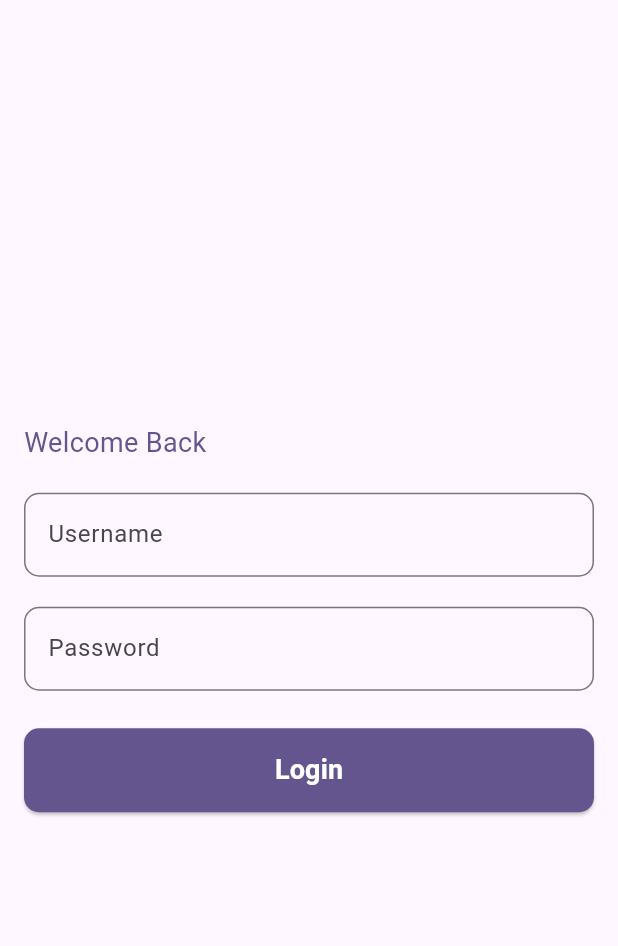
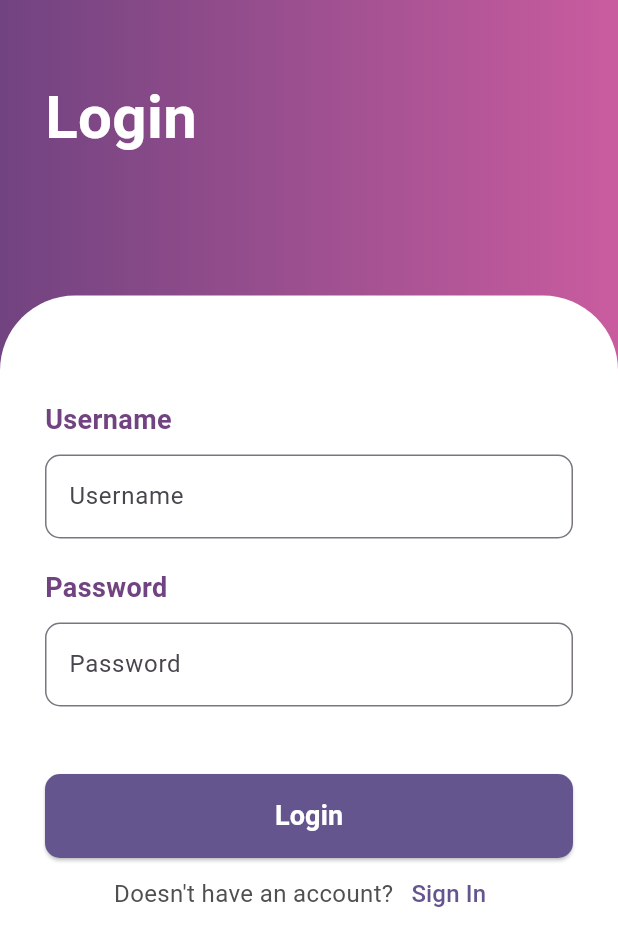
Before and after one commit to SataponNAM/cs_app, a Flutter app: the LoginPage screen opened directly, on a phone screen of 412 x 824 dp. Shown: the top 946 px of the screen. Run offline on Flutter 3.47's test engine with Material 3 defaults, Android fonts, the light colour scheme and no system bars; our stand-ins replace bloc, equatable, flutter_bloc, iconly, webview_flutter.

Commit message:
Auth Page
Update UI login Page.
Add sign up page.

```diff
--- a/flutter_app/lib/main.dart
+++ b/flutter_app/lib/main.dart
@@ -1,7 +1,7 @@
 import 'package:flutter/material.dart';
 import 'package:flutter_app/logic/bottom_nav_cubit.dart';
 import 'package:flutter_app/logic/drawer/drawer_bloc.dart';
-import 'package:flutter_app/pages/login/login_page.dart';
+import 'package:flutter_app/pages/auth_page/login_page.dart';
 import 'package:flutter_app/widgets/main_wrapper.dart';
 import 'package:flutter_bloc/flutter_bloc.dart';
 
@@ -32,7 +32,7 @@ class MyApp extends StatelessWidget {
         colorScheme: ColorScheme.fromSeed(seedColor: Colors.deepPurple),
         useMaterial3: true,
       ),
-      home: MainWrapper(),
+      home: LoginPage()//MainWrapper(),
     );
   }
 }
--- /dev/null
+++ b/flutter_app/lib/pages/auth_page/login_page.dart
@@ -0,0 +1,181 @@
+import 'package:flutter/material.dart';
+import 'package:flutter_app/pages/auth_page/sign_up_page.dart';
+
+class LoginPage extends StatefulWidget {
+  const LoginPage({super.key});
+
+  @override
+  State<LoginPage> createState() => _LoginPageState();
+}
+
+class _LoginPageState extends State<LoginPage> {
+  final _formKey = GlobalKey<FormState>();
+  final TextEditingController _usernameController = TextEditingController();
+  final TextEditingController _passwordController = TextEditingController();
+
+  @override
+  Widget build(BuildContext context) {
+    return Scaffold(
+      body: Container(
+        padding: EdgeInsets.only(top: 50),
+        decoration: const BoxDecoration(
+          gradient: LinearGradient(
+            colors: [Color.fromARGB(255, 113, 67, 128), Color.fromARGB(255, 201, 92, 159)],
+            begin: Alignment.topLeft,
+            end: Alignment.topRight,
+          ),
+        ),
+
+        child: Column(
+          crossAxisAlignment: CrossAxisAlignment.start,
+          children: [
+            const Padding(
+              padding: EdgeInsets.only(left: 30),
+              child: Text(
+                'Login',
+                style: TextStyle(
+                  fontSize: 40,
+                  color: Colors.white,
+                  fontWeight: FontWeight.bold,
+                ),
+              ),
+            ),
+
+            // Form
+            const SizedBox(height: 90),
+            Expanded(
+              child: Container(
+                padding: EdgeInsets.only(top: 70, left: 30, right: 30),
+                width: MediaQuery.of(context).size.width,
+                height: MediaQuery.of(context).size.height,
+                decoration: const BoxDecoration(
+                  color: Colors.white,
+                  borderRadius: BorderRadius.only(
+                    topLeft: Radius.circular(50),
+                    topRight: Radius.circular(50),
+                  ),
+                ),
+
+                child: Form(
+                  key: _formKey,
+                  child: Column(
+                    mainAxisAlignment: MainAxisAlignment.start,
+                    crossAxisAlignment: CrossAxisAlignment.stretch,
+                    children: <Widget>[
+                      // Username
+                      const Text(
+                        'Username',
+                        style: TextStyle(
+                          fontSize: 18,
+                          color: Color.fromARGB(255, 113, 67, 128),
+                          fontWeight: FontWeight.bold,
+                        ),
+                      ),
+                      const SizedBox(height: 10),
+                      TextFormField(
+                        controller: _usernameController,
+                        decoration: InputDecoration(
+                          labelText: 'Username',
+                          hintText: 'Enter your username',
+                          border: OutlineInputBorder(
+                              borderRadius: BorderRadius.circular(10)),
+                        ),
+                        validator: (value) {
+                          if (value == null || value.isEmpty) {
+                            return 'Please enter your username';
+                          }
+                          return null;
+                        },
+                      ),
+
+                      const SizedBox(height: 20),
+                      // Password
+                      const Text(
+                        'Password',
+                        style: TextStyle(
+                          fontSize: 18,
+                          color: Color.fromARGB(255, 113, 67, 128),
+                          fontWeight: FontWeight.bold,
+                        ),
+                      ),
+                      const SizedBox(height: 10),
+                      TextFormField(
+                        controller: _passwordController,
+                        decoration: InputDecoration(
+                          labelText: 'Password',
+                          hintText: 'Enter your password',
+                          border: OutlineInputBorder(
+                              borderRadius: BorderRadius.circular(10)),
+                        ),
+                        obscureText: true,
+                        validator: (value) {
+                          if (value == null || value.isEmpty) {
+                            return 'Please enter your password';
+                          }
+                          return null;
+                        },
+                      ),
+
+                      const SizedBox(height: 45),
+                      // Login button
+                      ElevatedButton(
+                        onPressed: () {
+                          if (_formKey.currentState!.validate()) {
+                            // Process login
+                            ScaffoldMessenger.of(context).showSnackBar(
+                              SnackBar(content: Text('Processing Login')),
+                            );
+                          }
+                        },
+                        style: ElevatedButton.styleFrom(
+                          padding: EdgeInsets.all(15),
+                          shape: RoundedRectangleBorder(
+                            borderRadius: BorderRadius.circular(10),
+                          ),
+                          backgroundColor: Color(0xFF65558F),
+                        ),
+                        child: const Text(
+                          'Login',
+                          style: TextStyle(
+                              fontSize: 18,
+                              color: Colors.white,
+                              fontWeight: FontWeight.bold),
+                        ),
+                      ),
+
+                      Row(
+                        mainAxisAlignment: MainAxisAlignment.center,
+                        children: [
+                          const Text(
+                            'Doesn\'t have an account?',
+                            style: TextStyle(
+                              fontSize: 16,
+                              color: Color.fromARGB(255, 80, 80, 80),
+                            ),
+                          ),
+                          TextButton(
+                            onPressed: () {
+                              Navigator.push(
+                                  context,
+                                  MaterialPageRoute(
+                                      builder: (context) => SignUpPage()));
+                            },
+                            child: const Text('Sign In',
+                                style: TextStyle(
+                                  fontSize: 16,
+                                  color: Color(0xFF65558F),
+                                )),
+                          )
+                        ],
+                      )
+                    ],
+                  ),
+                ),
+              ),
+            ),
+          ],
+        ),
+      ),
+    );
+  }
+}
--- /dev/null
+++ b/flutter_app/lib/pages/auth_page/sign_up_page.dart
@@ -0,0 +1,26 @@
+import 'package:flutter/material.dart';
+
+class SignUpPage extends StatefulWidget {
+  const SignUpPage({super.key});
+
+  @override
+  State<SignUpPage> createState() => _SignUpPageState();
+}
+
+class _SignUpPageState extends State<SignUpPage> {
+  @override
+  Widget build(BuildContext context) {
+    return Scaffold(
+      body: Container(
+        child: Text(
+          'Sign Up Page',
+          style: TextStyle(
+            fontSize: 40,
+            color: Colors.black,
+            fontWeight: FontWeight.bold,
+          ),
+        ),
+      ),
+    );
+  }
+}
--- a/flutter_app/lib/pages/login/login_page.dart
+++ /dev/null
@@ -1,96 +0,0 @@
-import 'package:flutter/material.dart';
-
-class LoginPage extends StatefulWidget {
-  const LoginPage({super.key});
-
-  @override
-  State<LoginPage> createState() => _LoginPageState();
-}
-
-class _LoginPageState extends State<LoginPage> {
-  final _formKey = GlobalKey<FormState>();
-  final TextEditingController _usernameController = TextEditingController();
-  final TextEditingController _passwordController = TextEditingController();
-
-  @override
-  Widget build(BuildContext context) {
-    return Scaffold(
-      body: Padding(
-        padding: const EdgeInsets.all(16.0),
-        child: Form(
-          key: _formKey,
-          child: Column(
-            mainAxisAlignment: MainAxisAlignment.center,
-            crossAxisAlignment: CrossAxisAlignment.stretch,
-            children: <Widget>[
-              Text(
-                'Welcome Back',
-                style: TextStyle(fontSize: 18, color: Color(0xFF65558F),),
-              ),
-              SizedBox(height: 20),
-
-              // Username
-              TextFormField(
-                controller: _usernameController,
-                decoration: InputDecoration(
-                  labelText: 'Username',
-                  hintText: 'Enter your username',
-                  border: OutlineInputBorder(borderRadius: BorderRadius.circular(10)),
-                ),
-                validator: (value) {
-                  if (value == null || value.isEmpty) {
-                    return 'Please enter your username';
-                  }
-                  return null;
-                },
-              ),
-
-              SizedBox(height: 20),
-              // Password
-              TextFormField(
-                controller: _passwordController,
-                decoration: InputDecoration(
-                  labelText: 'Password',
-                  hintText: 'Enter your password',
-                  border: OutlineInputBorder(borderRadius: BorderRadius.circular(10)),
-                ),
-                obscureText: true,
-                validator: (value) {
-                  if (value == null || value.isEmpty) {
-                    return 'Please enter your password';
-                  }
-                  return null;
-                },
-              ),
-
-              SizedBox(height: 25),
-              // Login button
-              ElevatedButton(
-                onPressed: () {
-                  if (_formKey.currentState!.validate()) {
-                    // Process login
-                    ScaffoldMessenger.of(context).showSnackBar(
-                      SnackBar(content: Text('Processing Login')),
-                    );
-                  }
-                },
-                child: Text(
-                  'Login',
-                  style: TextStyle(fontSize: 18, color: Colors.white, fontWeight: FontWeight.bold),
-                ),
-                style: ElevatedButton.styleFrom(
-                  padding: EdgeInsets.all(15),
-                  shape:
-                    RoundedRectangleBorder(
-                      borderRadius: BorderRadius.circular(10),
-                    ),
-                    backgroundColor: Color(0xFF65558F),
-                ),
-              ),
-            ],
-          ),
-        ),
-      ),
-    );
-  }
-}
```
